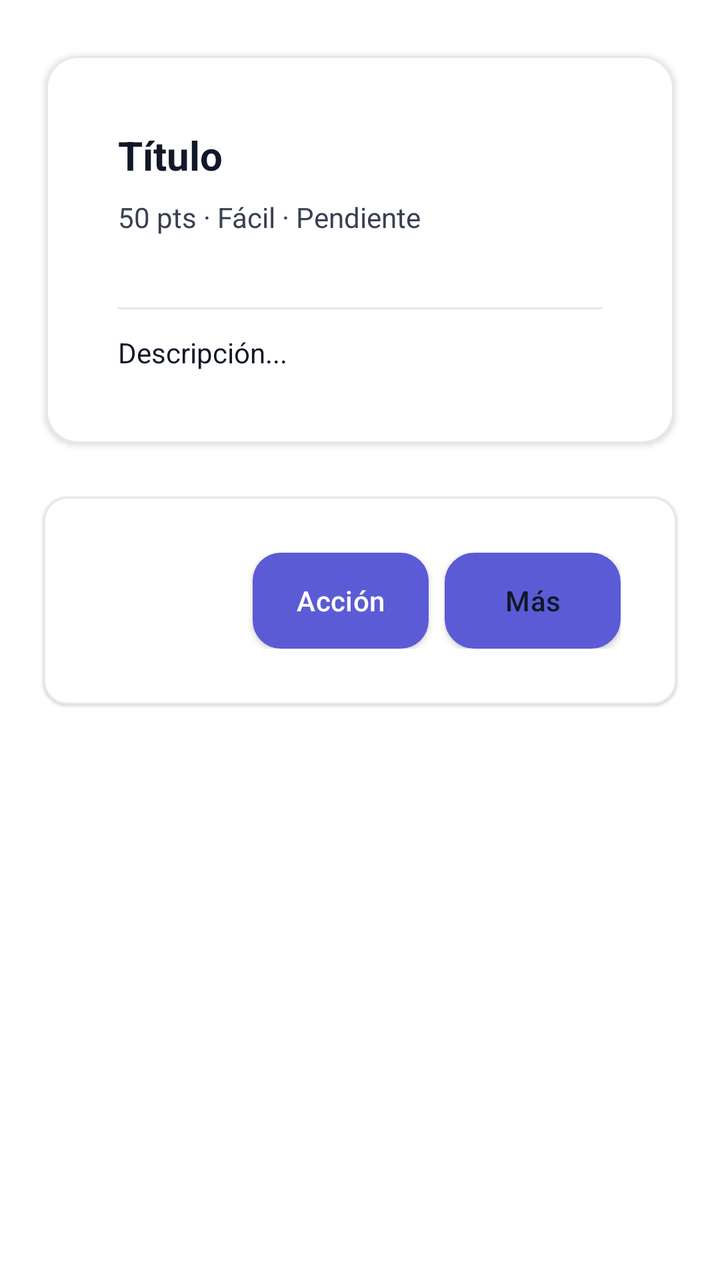
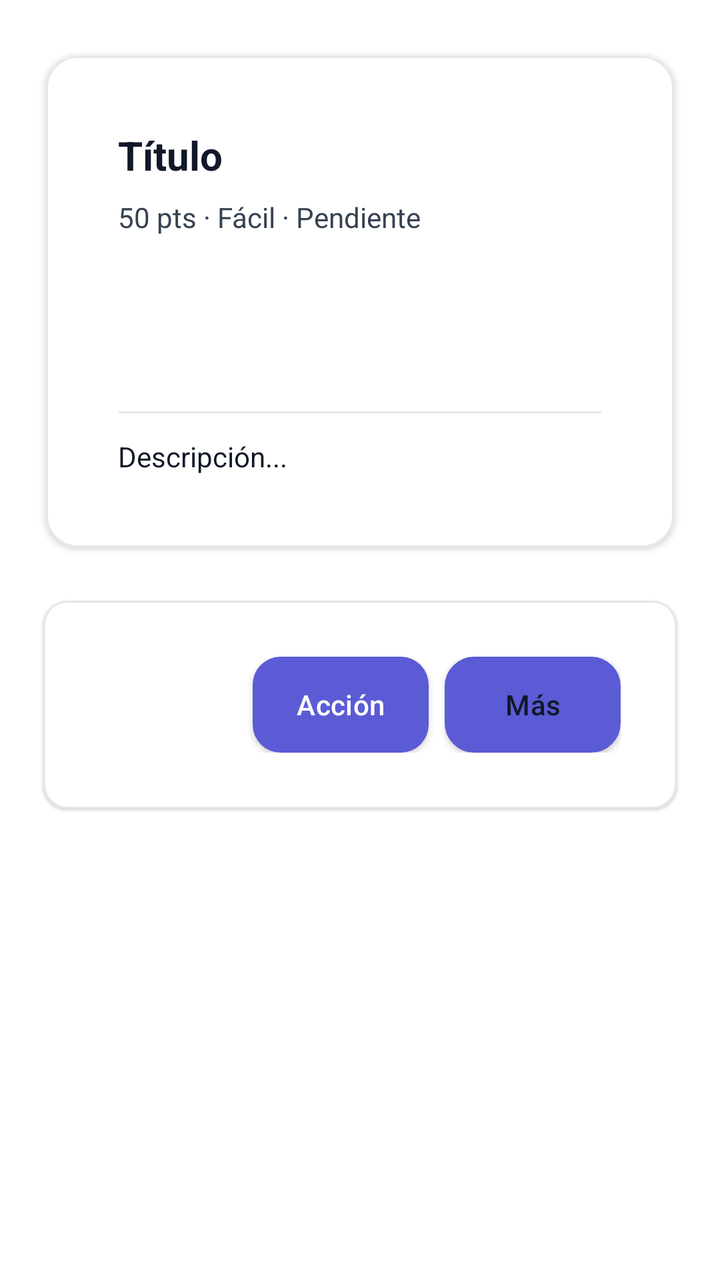

The first picture is an Android layout as it rendered before a commit; the second is the same layout after the commit. The layout source and the unified diff follow.
<!-- AndroidManifest.xml: application theme Theme.TFG -->
<!-- res/layout/fragment_tarea_detalle.xml -->
<?xml version="1.0" encoding="utf-8"?>
<ScrollView xmlns:android="http://schemas.android.com/apk/res/android"
    xmlns:app="http://schemas.android.com/apk/res-auto"
    android:layout_width="match_parent"
    android:layout_height="match_parent"
    android:fillViewport="false"
    android:background="@color/fondo">

    <LinearLayout
        android:layout_width="match_parent"
        android:layout_height="wrap_content"
        android:orientation="vertical"
        android:paddingTop="@dimen/spacing_xl"
        android:paddingStart="@dimen/spacing_lg"
        android:paddingEnd="@dimen/spacing_lg"
        android:paddingBottom="72dp">

        
        <com.google.android.material.card.MaterialCardView
            android:id="@+id/cardDetallePrincipal"
            android:layout_width="match_parent"
            android:layout_height="wrap_content"
            android:layout_marginBottom="@dimen/spacing_md"
            app:cardCornerRadius="@dimen/corner_radius_lg"
            app:cardElevation="@dimen/elevation_pressed"
            app:cardBackgroundColor="@color/white"
            app:strokeColor="@color/divisor"
            app:strokeWidth="@dimen/stroke_thin">

            <LinearLayout
                android:layout_width="match_parent"
                android:layout_height="wrap_content"
                android:orientation="vertical"
                android:padding="@dimen/spacing_xl" android:paddingBottom="76dp">

                <TextView
                    android:id="@+id/tvDetalleTitulo"
                    android:layout_width="match_parent"
                    android:layout_height="wrap_content"
                    android:textSize="20sp"
                    android:textStyle="bold"
                    android:textColor="@color/texto_principal"
                    android:text="@string/titulo_placeholder" />

                <TextView
                    android:id="@+id/tvDetalleMeta"
                    android:layout_width="match_parent"
                    android:layout_height="wrap_content"
                    android:layout_marginTop="@dimen/spacing_sm"
                    android:textColor="@color/texto_secundario"
                    android:textSize="14sp"
                    android:text="@string/meta_placeholder" />

                <TextView
                    android:id="@+id/tvDetalleAsignado"
                    android:layout_width="match_parent"
                    android:layout_height="wrap_content"
                    android:layout_marginTop="6dp"
                    android:textColor="@color/gris"
                    android:textSize="13sp"
                    android:text="" />

                <View
                    android:layout_width="match_parent"
                    android:layout_height="1dp"
                    android:background="@color/divisor"
                    android:layout_marginTop="@dimen/spacing_md"
                    android:layout_marginBottom="@dimen/spacing_md" />

                <TextView
                    android:id="@+id/tvDetalleDescripcion"
                    android:layout_width="match_parent"
                    android:layout_height="wrap_content"
                    android:textColor="@color/texto_principal"
                    android:textSize="14sp"
                    android:text="@string/descripcion_placeholder" />

            </LinearLayout>
        </com.google.android.material.card.MaterialCardView>

        
        <com.google.android.material.card.MaterialCardView
            android:layout_width="match_parent"
            android:layout_height="wrap_content"
            app:cardCornerRadius="@dimen/corner_radius_sm"
            app:cardElevation="@dimen/elevation_default"
            app:cardBackgroundColor="@color/white"
            app:strokeColor="@color/divisor"
            app:strokeWidth="@dimen/stroke_thin">

            <LinearLayout
                android:layout_width="match_parent"
                android:layout_height="wrap_content"
                android:orientation="horizontal"
                android:padding="@dimen/spacing_md"
                android:gravity="end" android:paddingBottom="76dp">

                <com.google.android.material.button.MaterialButton
                    android:id="@+id/btnDetalleAsignar"
                    android:layout_width="wrap_content"
                    android:layout_height="wrap_content"
                    style="@style/Widget.TFG.Boton.Contorno"
                    android:text="@string/asignar"
                    android:textAllCaps="false"
                    android:layout_marginEnd="@dimen/spacing_sm"
                    android:visibility="gone" />

                <com.google.android.material.button.MaterialButton
                    android:id="@+id/btnDetalleAccion"
                    android:layout_width="wrap_content"
                    android:layout_height="wrap_content"
                    style="@style/Widget.TFG.Boton.Relleno"
                    android:text="@string/accion"
                    android:textAllCaps="false"
                    android:layout_marginEnd="@dimen/spacing_sm" />

                <com.google.android.material.button.MaterialButton
                    android:id="@+id/btnDetalleMas"
                    android:layout_width="wrap_content"
                    android:layout_height="wrap_content"
                    style="@style/Widget.TFG.Boton.Contorno"
                    android:text="@string/mas"
                    android:textAllCaps="false" />

            </LinearLayout>
        </com.google.android.material.card.MaterialCardView>

        
        <com.google.android.material.card.MaterialCardView
            android:id="@+id/cardCancelarRecurrencia"
            android:layout_width="match_parent"
            android:layout_height="wrap_content"
            android:layout_marginTop="@dimen/spacing_sm"
            app:cardCornerRadius="@dimen/corner_radius_sm"
            app:cardElevation="@dimen/elevation_default"
            app:cardBackgroundColor="@color/white"
            app:strokeColor="@color/divisor"
            app:strokeWidth="@dimen/stroke_thin"
            android:visibility="gone">

            <com.google.android.material.button.MaterialButton
                android:id="@+id/btnDetalleCancelarRecurrencia"
                android:layout_width="match_parent"
                android:layout_height="wrap_content"
                style="@style/Widget.TFG.Boton.Contorno"
                android:layout_margin="@dimen/spacing_md"
                android:text="@string/cancelar_recurrencia"
                android:textAllCaps="false" />

        </com.google.android.material.card.MaterialCardView>

    </LinearLayout>

</ScrollView>
<!-- resources referenced by this layout -->
<resources>
  <color name="divisor">#E5E7EB</color>
  <color name="fondo">#FFFFFF</color>
  <color name="gris">#6B7280</color>
  <color name="texto_principal">#111827</color>
  <color name="texto_secundario">#374151</color>
  <color name="white">#FFFFFF</color>
  <dimen name="corner_radius_lg">16dp</dimen>
  <dimen name="corner_radius_sm">12dp</dimen>
  <dimen name="elevation_default">1dp</dimen>
  <dimen name="elevation_pressed">2dp</dimen>
  <dimen name="spacing_lg">16dp</dimen>
  <dimen name="spacing_md">12dp</dimen>
  <dimen name="spacing_sm">8dp</dimen>
  <dimen name="spacing_xl">20dp</dimen>
  <dimen name="stroke_thin">1dp</dimen>
  <string name="accion">Acción</string>
  <string name="asignar">Asignar</string>
  <string name="cancelar_recurrencia">Cancelar recurrencia</string>
  <string name="descripcion_placeholder">Descripción...</string>
  <string name="mas">Más</string>
  <string name="meta_placeholder">50 pts · Fácil · Pendiente</string>
  <string name="titulo_placeholder">Título</string>
  <style name="Widget.TFG.Boton.Contorno" parent="Widget.TFG.Boton.Base">
          <item name="android:background">@drawable/btn_outline_black</item>
          <item name="android:textColor">@color/texto_principal</item>
          <item name="cornerRadius">@dimen/corner_radius_md</item>
      </style>
  <style name="Widget.TFG.Boton.Relleno" parent="Widget.TFG.Boton.Base">
          <item name="android:background">@drawable/btn_filled_black</item>
          <item name="android:textColor">@color/on_acento</item>
          <item name="cornerRadius">@dimen/corner_radius_md</item>
      </style>
  <style name="Theme.TFG" parent="Tema.TFG.Moderno" />
  <style name="Widget.TFG.Boton.Base" parent="Widget.MaterialComponents.Button">
          <item name="android:textAllCaps">false</item>
          <item name="android:minHeight">@dimen/button_min_height</item>
          <item name="android:textSize">14sp</item>
          <item name="android:letterSpacing">0.01</item>
      </style>
  <dimen name="corner_radius_md">14dp</dimen>
  <color name="on_acento">#FFFFFF</color>
  <dimen name="button_min_height">48dp</dimen>
  <color name="brand_100">#E8E8FA</color>
  <color name="superficie">#FFFFFF</color>
  <color name="brand_600">#3D3D99</color>
  <color name="primario">#5B5BD6</color>
  <color name="primario_variant">#3D3D99</color>
  <style name="TextAppearance.TFG.Cuerpo" parent="TextAppearance.MaterialComponents.Body1">
          <item name="android:textColor">@color/texto_secundario</item>
          <item name="android:textSize">14sp</item>
          <item name="android:lineSpacingMultiplier">1.2</item>
      </style>
  <style name="TextAppearance.TFG.Titulo" parent="TextAppearance.MaterialComponents.Headline6">
          <item name="android:textColor">@color/texto_principal</item>
          <item name="android:textStyle">bold</item>
          <item name="android:textSize">20sp</item>
          <item name="android:letterSpacing">0</item>
      </style>
  <style name="TextAppearance.TFG.Label" parent="TextAppearance.MaterialComponents.Caption">
          <item name="android:textColor">@color/texto_deshabilitado</item>
          <item name="android:textSize">12sp</item>
          <item name="android:letterSpacing">0.03</item>
      </style>
  <dimen name="corner_radius_xl">20dp</dimen>
  <dimen name="spacing_xs">4dp</dimen>
  <style name="TextAppearance.TFG.NavLabel" parent="TextAppearance.MaterialComponents.Caption">
          <item name="android:textSize">11sp</item>
          <item name="android:letterSpacing">0.02</item>
      </style>
  <color name="texto_deshabilitado">#6B7280</color>
  <color name="superficie_variant">#F9FAFB</color>
  <!-- unchanged entries left out for length: 8 -->
</resources>

<!-- the commit's change to res/layout/fragment_tarea_detalle.xml (unified diff, before → after) -->
@@ -50,6 +50,28 @@
                     android:textColor="@color/texto_secundario"
                     android:textSize="14sp"
                     android:text="@string/meta_placeholder" />
+
+                <TextView
+                    android:id="@+id/tvDetalleFechaHora"
+                    android:layout_width="match_parent"
+                    android:layout_height="wrap_content"
+                    android:layout_marginTop="6dp"
+                    android:textColor="@color/gris"
+                    android:textSize="13sp"
+                    android:text="" />
+
+                <TextView
+                    android:id="@+id/tvDetalleEstadoChip"
+                    android:layout_width="wrap_content"
+                    android:layout_height="wrap_content"
+                    android:layout_marginTop="6dp"
+                    android:background="@drawable/bg_estado_chip"
+                    android:paddingHorizontal="10dp"
+                    android:paddingVertical="3dp"
+                    android:textColor="@color/white"
+                    android:textSize="12sp"
+                    android:textStyle="bold"
+                    android:text="" />
 
                 <TextView
                     android:id="@+id/tvDetalleAsignado"
<!-- resource entries referenced after the edit -->
@@ -15,6 +15,13 @@
   <dimen name="spacing_sm">8dp</dimen>
   <dimen name="spacing_xl">20dp</dimen>
   <dimen name="stroke_thin">1dp</dimen>
+  <!-- drawable bg_estado_chip (drawable) -->
+  <?xml version="1.0" encoding="utf-8"?>
+  <shape xmlns:android="http://schemas.android.com/apk/res/android"
+      android:shape="rectangle">
+      <solid android:color="@color/white" />
+      <corners android:radius="@dimen/corner_radius_pill" />
+  </shape>
   <string name="accion">Acción</string>
   <string name="asignar">Asignar</string>
   <string name="cancelar_recurrencia">Cancelar recurrencia</string>
@@ -33,6 +40,7 @@
           <item name="cornerRadius">@dimen/corner_radius_md</item>
       </style>
   <style name="Theme.TFG" parent="Tema.TFG.Moderno" />
+  <dimen name="corner_radius_pill">100dp</dimen>
   <style name="Widget.TFG.Boton.Base" parent="Widget.MaterialComponents.Button">
           <item name="android:textAllCaps">false</item>
           <item name="android:minHeight">@dimen/button_min_height</item>
